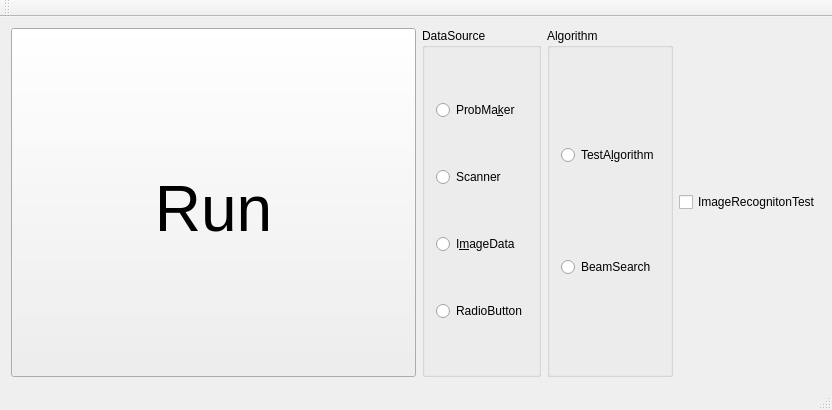
This is Kunugida/kunugida.ui in tnct-spc/procon2017-comp as Qt 5 draws it before an edit. The edited form follows.
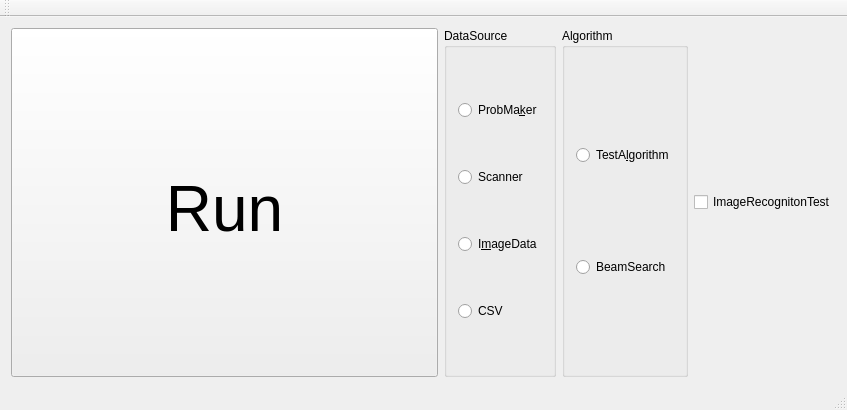
This is the edited form.

Commit message: [fix]radiobuttonのテキストを変更

```diff
--- a/Kunugida/kunugida.ui
+++ b/Kunugida/kunugida.ui
@@ -6,7 +6,7 @@
    <rect>
     <x>0</x>
     <y>0</y>
-    <width>832</width>
+    <width>847</width>
     <height>410</height>
    </rect>
   </property>
@@ -71,7 +71,7 @@
          <item>
           <widget class="QRadioButton" name="csv_button">
            <property name="text">
-            <string>RadioButton</string>
+            <string>CSV</string>
            </property>
           </widget>
          </item>
```
Left out of the diff: 2 changed lines with no effect on the pictures.
